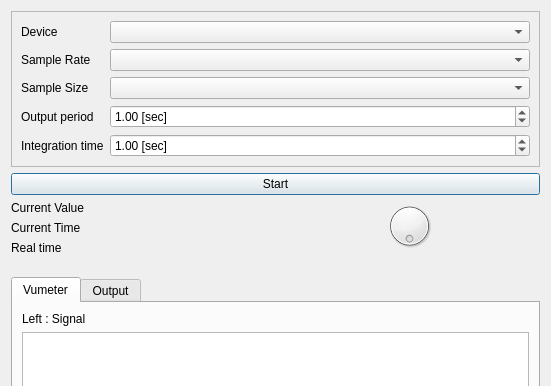
Qt form src/lockin_gui.ui (antigol/lockin2) before a commit; both pictures show x 0 to 551 and y 0 to 386 of the 551 by 729 pixel window.
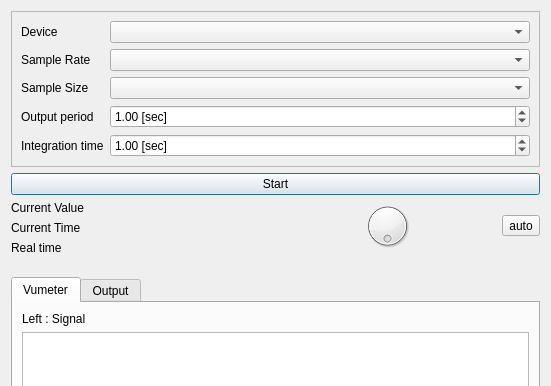
The same form after that commit. Custom widgets are drawn as their Qt base class.

Commit message: put back auto phase

The edit to the form file:
```diff
--- a/src/lockin_gui.ui
+++ b/src/lockin_gui.ui
@@ -169,6 +169,8 @@
      <item>
       <layout class="QVBoxLayout" name="verticalLayout">
        <item>
+        <layout class="QHBoxLayout" name="horizontalLayout_2">
+         <item>
         <widget class="QDial" name="dial">
          <property name="maximum">
           <number>3600</number>
@@ -180,6 +182,15 @@
           <bool>false</bool>
          </property>
         </widget>
+         </item>
+         <item>
+          <widget class="QToolButton" name="toolButton">
+           <property name="text">
+            <string>auto</string>
+           </property>
+          </widget>
+         </item>
+        </layout>
        </item>
        <item>
         <widget class="QLabel" name="label_phase">
```
Lines whose indentation alone changed are shown as unchanged. The commit also changes 3 other files.
